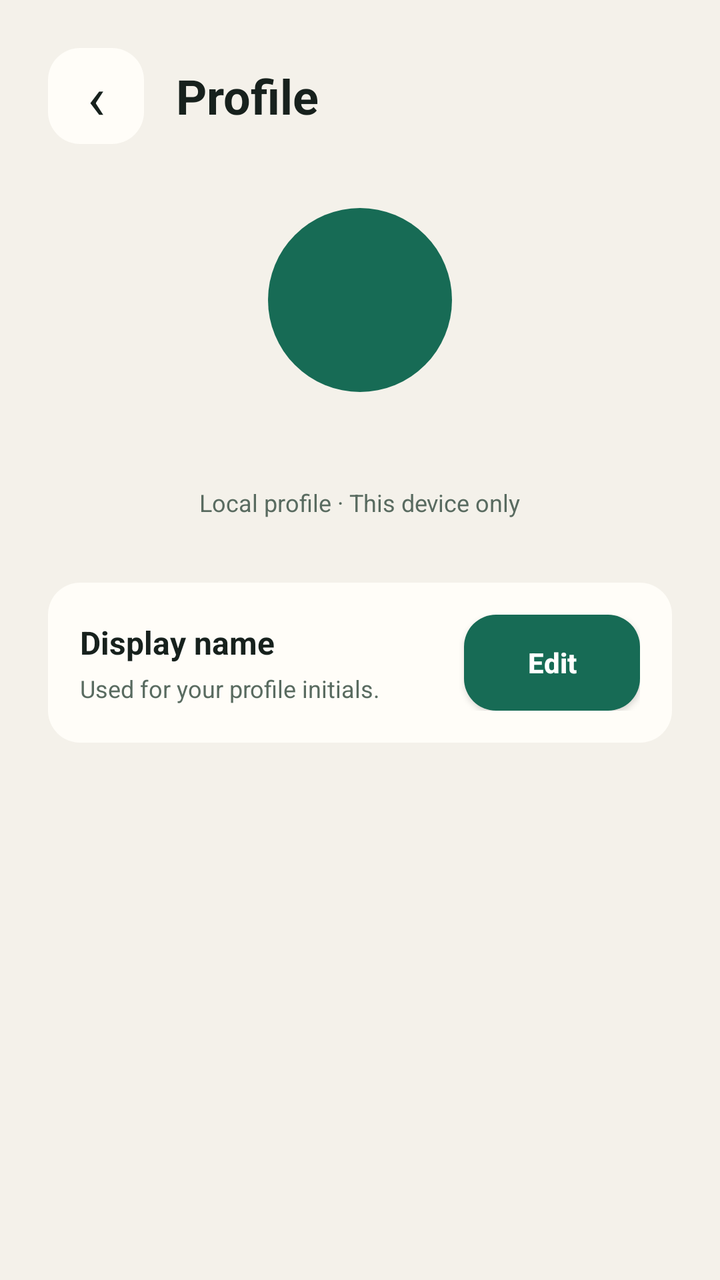
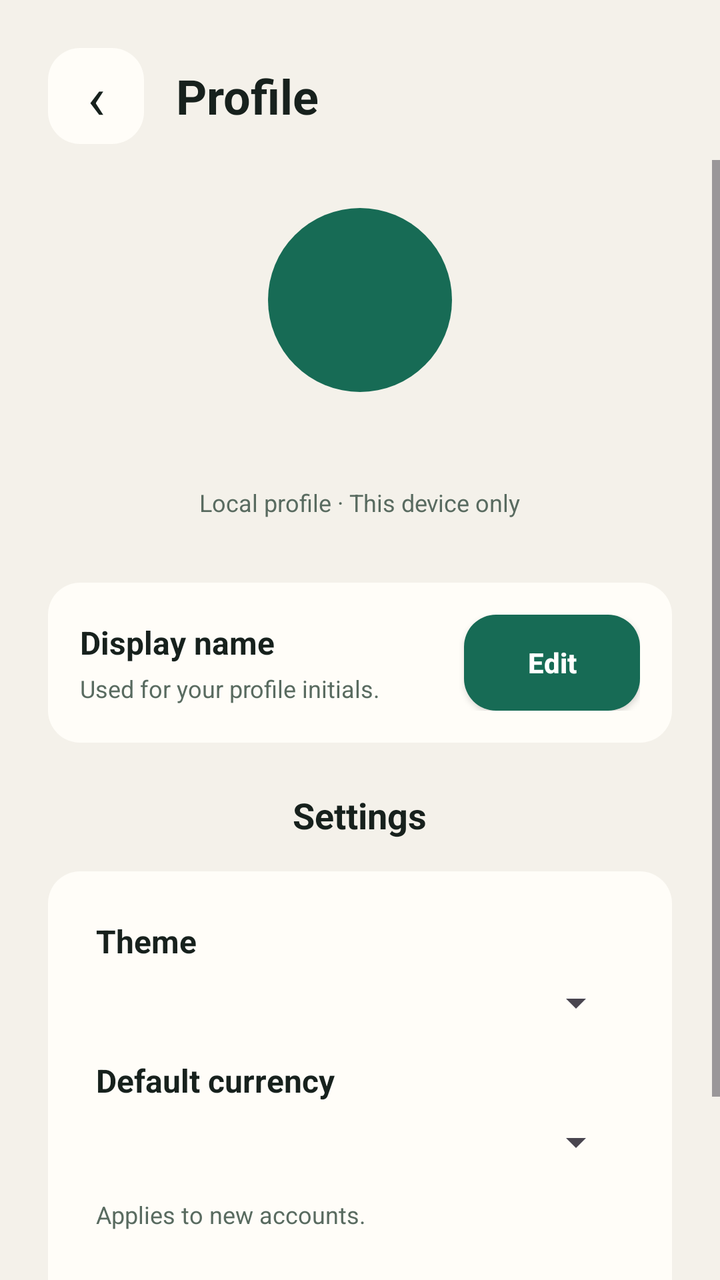

Two renders of the same Android screen: before a commit and after it. Below are the layout's source before the change and the commit's diff.
<!-- AndroidManifest.xml: application theme Theme.App -->
<!-- res/layout/activity_profile.xml -->
<?xml version="1.0" encoding="utf-8"?>
<LinearLayout xmlns:android="http://schemas.android.com/apk/res/android" android:layout_width="match_parent" android:layout_height="match_parent" android:background="@color/lumen_background" android:fitsSystemWindows="true" android:orientation="vertical">
    <LinearLayout android:layout_width="match_parent" android:layout_height="wrap_content" android:orientation="horizontal" android:gravity="center_vertical" android:paddingStart="@dimen/screen_h_padding" android:paddingEnd="@dimen/screen_h_padding" android:paddingTop="@dimen/space_24" android:paddingBottom="@dimen/space_8">
        <TextView android:id="@+id/profile_back" android:layout_width="48dp" android:layout_height="48dp" android:background="@drawable/action_tile_background" android:contentDescription="@string/back" android:gravity="center" android:text="‹" android:textSize="@dimen/text_30" android:textColor="@color/lumen_ink" />
        <TextView android:layout_width="wrap_content" android:layout_height="wrap_content" android:layout_marginStart="@dimen/space_16" android:text="@string/profile_title" android:textColor="@color/lumen_ink" android:textSize="@dimen/text_24" android:textStyle="bold" />
    </LinearLayout>
    <ScrollView android:layout_width="match_parent" android:layout_height="0dp" android:layout_weight="1">
    <LinearLayout android:layout_width="match_parent" android:layout_height="wrap_content" android:gravity="center_horizontal" android:orientation="vertical" android:paddingStart="@dimen/screen_h_padding" android:paddingEnd="@dimen/screen_h_padding">
        <TextView android:id="@+id/profile_avatar" android:layout_width="92dp" android:layout_height="92dp" android:layout_marginTop="@dimen/space_24" android:background="@drawable/avatar_background" android:gravity="center" android:textColor="@color/on_primary" android:textSize="@dimen/text_30" android:textStyle="bold" />
        <TextView android:id="@+id/profile_name" android:layout_width="wrap_content" android:layout_height="wrap_content" android:layout_marginTop="@dimen/space_16" android:textColor="@color/lumen_ink" android:textSize="@dimen/text_20" android:textStyle="bold" />
        <TextView android:layout_width="wrap_content" android:layout_height="wrap_content" android:layout_marginTop="@dimen/space_4" android:text="@string/profile_local_only" android:textColor="@color/lumen_muted" android:textSize="@dimen/text_12" />
        <LinearLayout android:layout_width="match_parent" android:layout_height="wrap_content" android:layout_marginTop="@dimen/space_32" android:background="@drawable/action_tile_background" android:elevation="0dp" android:gravity="center_vertical" android:orientation="horizontal" android:padding="@dimen/space_16">
            <LinearLayout android:layout_width="0dp" android:layout_height="wrap_content" android:layout_weight="1" android:orientation="vertical">
                <TextView android:layout_width="wrap_content" android:layout_height="wrap_content" android:text="@string/profile_display_name" android:textColor="@color/lumen_ink" android:textSize="@dimen/text_16" android:textStyle="bold" />
                <TextView android:layout_width="wrap_content" android:layout_height="wrap_content" android:layout_marginTop="@dimen/space_4" android:text="@string/profile_name_help" android:textColor="@color/lumen_muted" android:textSize="@dimen/text_12" />
            </LinearLayout>
            <Button android:id="@+id/profile_edit" android:layout_width="wrap_content" android:layout_height="@dimen/touch_target" android:background="@drawable/primary_button_ripple" android:text="@string/edit" android:textAllCaps="false" android:textColor="@color/on_primary" android:textStyle="bold" />
        </LinearLayout>
    </LinearLayout>
    </ScrollView>
</LinearLayout>
<!-- resources referenced by this layout -->
<resources>
  <color name="lumen_background">#F4F1EA</color>
  <color name="lumen_ink">#17211D</color>
  <color name="lumen_muted">#596B60</color>
  <color name="on_primary">#FFFFFF</color>
  <dimen name="screen_h_padding">24dp</dimen>
  <dimen name="space_16">16dp</dimen>
  <dimen name="space_24">24dp</dimen>
  <dimen name="space_32">32dp</dimen>
  <dimen name="space_4">4dp</dimen>
  <dimen name="space_8">8dp</dimen>
  <dimen name="text_12">12sp</dimen>
  <dimen name="text_16">16sp</dimen>
  <dimen name="text_20">20sp</dimen>
  <dimen name="text_24">24sp</dimen>
  <dimen name="text_30">30sp</dimen>
  <dimen name="touch_target">48dp</dimen>
  <!-- drawable action_tile_background (drawable) -->
  <?xml version="1.0" encoding="utf-8"?>
  <shape xmlns:android="http://schemas.android.com/apk/res/android">
      <solid android:color="@color/lumen_surface" />
      <corners android:radius="@dimen/card_radius" />
  </shape>
  <!-- drawable avatar_background (drawable) -->
  <?xml version="1.0" encoding="utf-8"?>
  <shape xmlns:android="http://schemas.android.com/apk/res/android"
      android:shape="oval">
      <solid android:color="@color/lumen_accent" />
  </shape>
  <!-- drawable primary_button_ripple (drawable) -->
  <?xml version="1.0" encoding="utf-8"?>
  <ripple xmlns:android="http://schemas.android.com/apk/res/android" android:color="@android:color/white">
      <item android:id="@android:id/mask"><shape><solid android:color="@android:color/white" /><corners android:radius="@dimen/control_radius" /></shape></item>
      <item><shape><solid android:color="@color/lumen_accent" /><corners android:radius="@dimen/control_radius" /></shape></item>
  </ripple>
  <string name="back">Back</string>
  <string name="edit">Edit</string>
  <string name="profile_display_name">Display name</string>
  <string name="profile_local_only">Local profile · This device only</string>
  <string name="profile_name_help">Used for your profile initials.</string>
  <string name="profile_title">Profile</string>
  <color name="lumen_surface">#FFFDF8</color>
  <dimen name="card_radius">16dp</dimen>
  <color name="lumen_accent">#176B55</color>
  <dimen name="control_radius">@dimen/card_radius</dimen>
  <style name="AppWindowAnimation">
          <item name="android:activityOpenEnterAnimation">@anim/activity_enter</item>
          <item name="android:activityOpenExitAnimation">@anim/activity_exit</item>
          <item name="android:activityCloseEnterAnimation">@anim/activity_enter</item>
          <item name="android:activityCloseExitAnimation">@anim/activity_exit</item>
          <item name="android:taskOpenEnterAnimation">@anim/activity_enter</item>
          <item name="android:taskOpenExitAnimation">@anim/activity_exit</item>
          <item name="android:taskCloseEnterAnimation">@anim/activity_enter</item>
          <item name="android:taskCloseExitAnimation">@anim/activity_exit</item>
          <item name="android:windowEnterAnimation">@anim/activity_enter</item>
          <item name="android:windowExitAnimation">@anim/activity_exit</item>
      </style>
  <!-- unchanged entries left out for length: 1 -->
</resources>

<!-- the commit's change to res/layout/activity_profile.xml (unified diff, before → after) -->
@@ -16,6 +16,20 @@
             </LinearLayout>
             <Button android:id="@+id/profile_edit" android:layout_width="wrap_content" android:layout_height="@dimen/touch_target" android:background="@drawable/primary_button_ripple" android:text="@string/edit" android:textAllCaps="false" android:textColor="@color/on_primary" android:textStyle="bold" />
         </LinearLayout>
+        <TextView android:layout_width="wrap_content" android:layout_height="wrap_content" android:layout_marginTop="@dimen/space_24" android:text="@string/profile_settings" android:textColor="@color/lumen_ink" android:textSize="@dimen/text_18" android:textStyle="bold" />
+
+        <LinearLayout android:layout_width="match_parent" android:layout_height="wrap_content" android:layout_marginTop="@dimen/space_16" android:background="@drawable/action_tile_background" android:elevation="0dp" android:orientation="vertical" android:padding="@dimen/card_padding">
+            <TextView android:layout_width="wrap_content" android:layout_height="wrap_content" android:text="@string/profile_theme" android:textColor="@color/lumen_ink" android:textSize="@dimen/text_16" android:textStyle="bold" android:layout_marginBottom="@dimen/space_8" />
+            <Spinner android:id="@+id/profile_theme" android:layout_width="match_parent" android:layout_height="wrap_content" android:layout_marginBottom="@dimen/space_16" />
+            <TextView android:layout_width="wrap_content" android:layout_height="wrap_content" android:text="@string/profile_default_currency" android:textColor="@color/lumen_ink" android:textSize="@dimen/text_16" android:textStyle="bold" android:layout_marginBottom="@dimen/space_8" />
+            <Spinner android:id="@+id/profile_currency" android:layout_width="match_parent" android:layout_height="wrap_content" android:layout_marginBottom="@dimen/space_16" />
+            <TextView android:layout_width="wrap_content" android:layout_height="wrap_content" android:text="@string/profile_currency_applies" android:textColor="@color/lumen_muted" android:textSize="@dimen/text_12" android:layout_marginBottom="@dimen/space_16" />
+            <LinearLayout android:layout_width="match_parent" android:layout_height="wrap_content" android:orientation="horizontal">
+                <TextView android:id="@+id/profile_export" android:layout_width="0dp" android:layout_height="wrap_content" android:layout_weight="1" android:layout_marginEnd="@dimen/space_8" android:gravity="center" android:background="?attr/selectableItemBackground" android:clickable="true" android:focusable="true" android:padding="@dimen/space_8" android:text="@string/profile_export_transactions" android:textColor="@color/lumen_accent" android:textSize="@dimen/text_14" android:textStyle="bold" />
+                <TextView android:id="@+id/profile_backup" android:layout_width="0dp" android:layout_height="wrap_content" android:layout_weight="1" android:layout_marginStart="@dimen/space_8" android:gravity="center" android:background="?attr/selectableItemBackground" android:clickable="true" android:focusable="true" android:padding="@dimen/space_8" android:text="@string/profile_backup_database" android:textColor="@color/lumen_accent" android:textSize="@dimen/text_14" android:textStyle="bold" />
+            </LinearLayout>
+            <TextView android:id="@+id/profile_restore" android:layout_width="wrap_content" android:layout_height="wrap_content" android:layout_marginTop="@dimen/space_8" android:gravity="center" android:background="?attr/selectableItemBackground" android:clickable="true" android:focusable="true" android:padding="@dimen/space_8" android:text="@string/profile_restore_database" android:textColor="@color/lumen_accent" android:textSize="@dimen/text_14" android:textStyle="bold" />
+        </LinearLayout>
     </LinearLayout>
     </ScrollView>
 </LinearLayout>
<!-- resource entries referenced after the edit -->
@@ -4,6 +4,7 @@
   <color name="lumen_ink">#17211D</color>
   <color name="lumen_muted">#596B60</color>
   <color name="on_primary">#FFFFFF</color>
+  <dimen name="card_padding">24dp</dimen>
   <dimen name="screen_h_padding">24dp</dimen>
   <dimen name="space_16">16dp</dimen>
   <dimen name="space_24">24dp</dimen>
@@ -11,7 +12,9 @@
   <dimen name="space_4">4dp</dimen>
   <dimen name="space_8">8dp</dimen>
   <dimen name="text_12">12sp</dimen>
+  <dimen name="text_14">14sp</dimen>
   <dimen name="text_16">16sp</dimen>
+  <dimen name="text_18">18sp</dimen>
   <dimen name="text_20">20sp</dimen>
   <dimen name="text_24">24sp</dimen>
   <dimen name="text_30">30sp</dimen>
@@ -36,9 +39,16 @@
   </ripple>
   <string name="back">Back</string>
   <string name="edit">Edit</string>
+  <string name="profile_backup_database">Backup database</string>
+  <string name="profile_currency_applies">Applies to new accounts.</string>
+  <string name="profile_default_currency">Default currency</string>
   <string name="profile_display_name">Display name</string>
+  <string name="profile_export_transactions">Export transactions</string>
   <string name="profile_local_only">Local profile · This device only</string>
   <string name="profile_name_help">Used for your profile initials.</string>
+  <string name="profile_restore_database">Restore database</string>
+  <string name="profile_settings">Settings</string>
+  <string name="profile_theme">Theme</string>
   <string name="profile_title">Profile</string>
   <color name="lumen_surface">#FFFDF8</color>
   <dimen name="card_radius">16dp</dimen>
